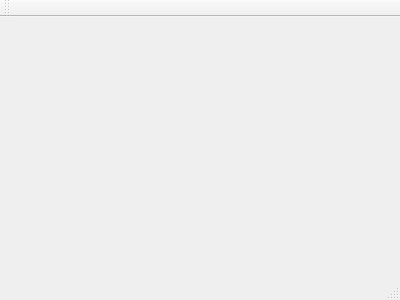
Qt form mainwindow.ui (OEtzi007/ParticleFilterTest) before a commit.
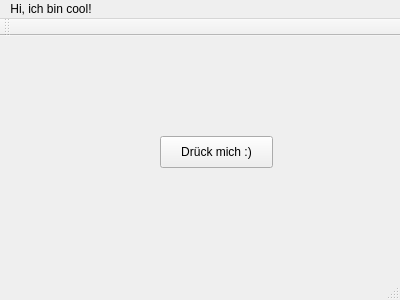
The same form after that commit.

Commit message: added world class and worldobject

The edit to the form file:
```diff
--- a/mainwindow.ui
+++ b/mainwindow.ui
@@ -12,13 +12,48 @@
   <property name="windowTitle" >
    <string>MainWindow</string>
   </property>
-  <widget class="QMenuBar" name="menuBar" />
-  <widget class="QToolBar" name="mainToolBar" />
-  <widget class="QWidget" name="centralWidget" />
-  <widget class="QStatusBar" name="statusBar" />
+  <widget class="QWidget" name="centralWidget">
+   <widget class="QPushButton" name="pushButton">
+    <property name="geometry">
+     <rect>
+      <x>160</x>
+      <y>100</y>
+      <width>113</width>
+      <height>32</height>
+     </rect>
+    </property>
+    <property name="text">
+     <string>Drück mich :)</string>
+    </property>
+   </widget>
+  </widget>
+  <widget class="QMenuBar" name="menuBar">
+   <property name="geometry">
+    <rect>
+     <x>0</x>
+     <y>0</y>
+     <width>400</width>
+     <height>22</height>
+    </rect>
+   </property>
+   <widget class="QMenu" name="menuHi_ich_bin_cool">
+    <property name="title">
+     <string>Hi, ich bin cool!</string>
+    </property>
+   </widget>
+   <addaction name="menuHi_ich_bin_cool"/>
+  </widget>
+  <widget class="QToolBar" name="mainToolBar">
+   <attribute name="toolBarArea">
+    <enum>TopToolBarArea</enum>
+   </attribute>
+   <attribute name="toolBarBreak">
+    <bool>false</bool>
+   </attribute>
+  </widget>
+  <widget class="QStatusBar" name="statusBar"/>
  </widget>
- <layoutDefault spacing="6" margin="11" />
- <pixmapfunction></pixmapfunction>
+ <layoutdefault spacing="6" margin="11"/>
  <resources/>
  <connections/>
 </ui>
```
Left out of the diff: 7 changed lines with no effect on the pictures. The commit also changes 6 other files.
